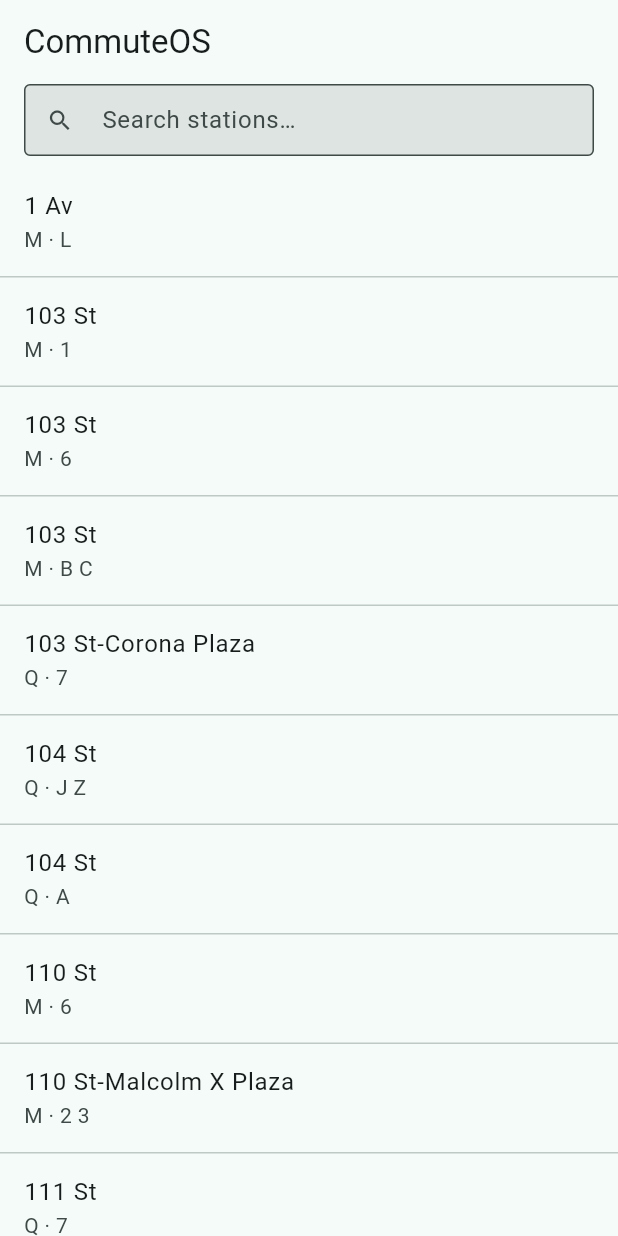
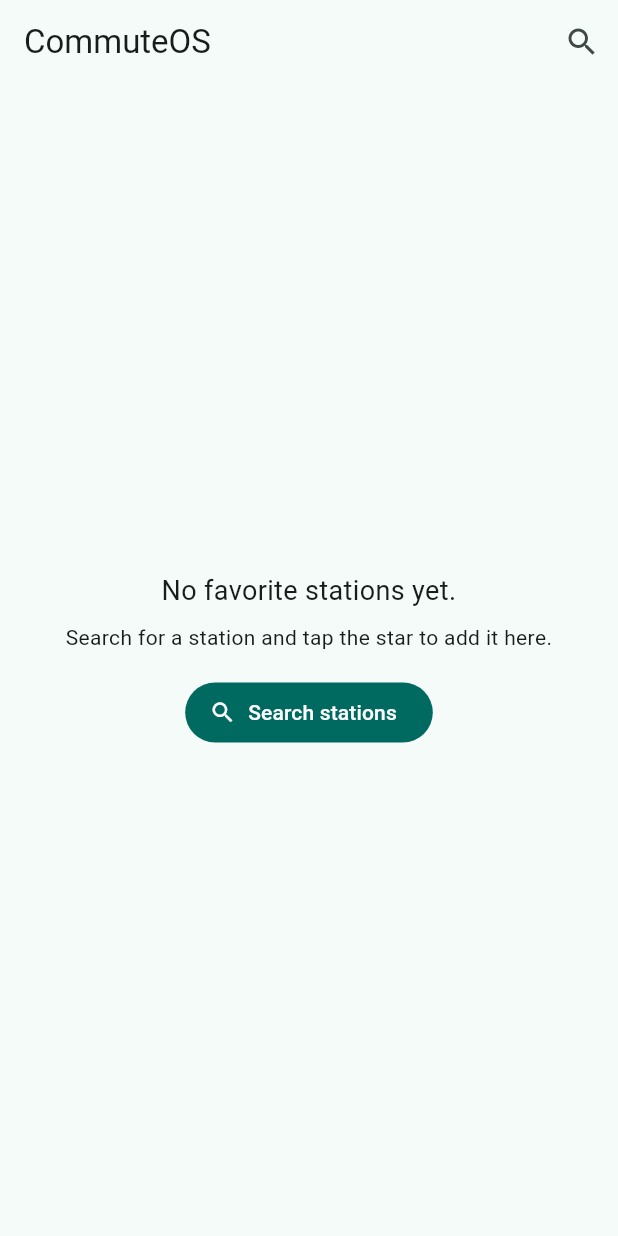
Before and after one commit to kshitijmodi/CommuteOS, a Flutter app: the screen it shows after launch, on a phone screen of 412 x 824 dp. Run offline on Flutter 3.47's test engine with Material 3 defaults, Android fonts, the phone set to English and light mode, and no system bars; our stand-ins replace csv, shared_preferences; missing offline and left inert: gtfs_realtime_bindings.

Commit message:
Add favorite stations, now the app's home screen
Favorites are whole-station (not per-direction), persisted locally via
shared_preferences since Phase 1 has no backend/account. The app now
opens to the favorites list with an empty state prompting a first
search; the full searchable station list is one tap away via the app
bar. A shared StationListTile widget backs both screens so favoriting
behaves identically wherever it's tapped.

Co-Authored-By: Claude Sonnet 5 <noreply@anthropic.com>

```diff
--- /dev/null
+++ b/lib/favorites/favorites_screen.dart
@@ -0,0 +1,131 @@
+import 'package:flutter/material.dart';
+
+import '../mta/mta_station.dart';
+import '../mta/mta_station_repository.dart';
+import '../mta/station_search_screen.dart';
+import 'favorites_repository.dart';
+import 'station_list_tile.dart';
+
+/// Home screen: the user's favorited stations, with a way to reach the full
+/// searchable station list to add more.
+class FavoritesScreen extends StatefulWidget {
+  const FavoritesScreen({super.key});
+
+  @override
+  State<FavoritesScreen> createState() => _FavoritesScreenState();
+}
+
+class _FavoritesScreenState extends State<FavoritesScreen> {
+  final _stationRepository = MtaStationRepository();
+  final _favoritesRepository = FavoritesRepository();
+  late Future<List<MtaStation>> _stationsFuture;
+  Set<String> _favoriteIds = {};
+
+  @override
+  void initState() {
+    super.initState();
+    _stationsFuture = _stationRepository.loadStations();
+    _loadFavorites();
+  }
+
+  Future<void> _loadFavorites() async {
+    final ids = await _favoritesRepository.loadFavoriteIds();
+    if (mounted) setState(() => _favoriteIds = ids);
+  }
+
+  Future<void> _removeFavorite(MtaStation station) async {
+    setState(() => _favoriteIds.remove(station.gtfsStopId));
+    await _favoritesRepository.setFavorite(station.gtfsStopId, false);
+  }
+
+  Future<void> _openSearch() async {
+    await Navigator.of(context).push(
+      MaterialPageRoute(builder: (_) => const StationSearchScreen()),
+    );
+    // Favorites may have changed while the search screen was open.
+    await _loadFavorites();
+  }
+
+  @override
+  Widget build(BuildContext context) {
+    return Scaffold(
+      appBar: AppBar(
+        title: const Text('CommuteOS'),
+        actions: [
+          IconButton(
+            icon: const Icon(Icons.search),
+            tooltip: 'Search all stations',
+            onPressed: _openSearch,
+          ),
+        ],
+      ),
+      body: FutureBuilder<List<MtaStation>>(
+        future: _stationsFuture,
+        builder: (context, snapshot) {
+          if (snapshot.connectionState == ConnectionState.waiting) {
+            return const Center(child: CircularProgressIndicator());
+          }
+          if (snapshot.hasError) {
+            return Center(
+              child: Padding(
+                padding: const EdgeInsets.all(24),
+                child: Text('Failed to load stations:\n${snapshot.error}'),
+              ),
+            );
+          }
+
+          final stations = snapshot.data ?? const <MtaStation>[];
+          final favorites =
+              stations
+                  .where((s) => _favoriteIds.contains(s.gtfsStopId))
+                  .toList()
+                ..sort((a, b) => a.name.compareTo(b.name));
+
+          if (favorites.isEmpty) {
+            return Center(
+              child: Padding(
+                padding: const EdgeInsets.all(24),
+                child: Column(
+                  mainAxisSize: MainAxisSize.min,
+                  children: [
+                    const Text(
+                      'No favorite stations yet.',
+                      style: TextStyle(fontSize: 18),
+                      textAlign: TextAlign.center,
+                    ),
+                    const SizedBox(height: 8),
+                    const Text(
+                      'Search for a station and tap the star to add it here.',
+                      textAlign: TextAlign.center,
+                    ),
+                    const SizedBox(height: 16),
+                    FilledButton.icon(
+                      onPressed: _openSearch,
+                      icon: const Icon(Icons.search),
+                      label: const Text('Search stations'),
+                    ),
+                  ],
+                ),
+              ),
+            );
+          }
+
+          return ListView.separated(
+            itemCount: favorites.length,
+            separatorBuilder: (_, _) => const Divider(height: 1),
+            itemBuilder: (context, index) {
+              final station = favorites[index];
+              return StationListTile(
+                station: station,
+                isFavorite: true,
+                onFavoriteToggle: (isFav) {
+                  if (!isFav) _removeFavorite(station);
+                },
+              );
+            },
+          );
+        },
+      ),
+    );
+  }
+}
--- /dev/null
+++ b/lib/favorites/station_list_tile.dart
@@ -0,0 +1,39 @@
+import 'package:flutter/material.dart';
+
+import '../mta/arrivals_screen.dart';
+import '../mta/mta_station.dart';
+
+/// A station row with a favorite-toggle star, used by both the search
+/// screen and the favorites screen so favoriting behaves identically
+/// wherever it's tapped.
+class StationListTile extends StatelessWidget {
+  const StationListTile({
+    super.key,
+    required this.station,
+    required this.isFavorite,
+    required this.onFavoriteToggle,
+  });
+
+  final MtaStation station;
+  final bool isFavorite;
+  final ValueChanged<bool> onFavoriteToggle;
+
+  @override
+  Widget build(BuildContext context) {
+    return ListTile(
+      title: Text(station.name),
+      subtitle: Text('${station.borough} · ${station.routes.join(" ")}'),
+      trailing: IconButton(
+        icon: Icon(isFavorite ? Icons.star : Icons.star_border),
+        color: isFavorite ? Colors.amber[700] : null,
+        tooltip: isFavorite ? 'Remove from favorites' : 'Add to favorites',
+        onPressed: () => onFavoriteToggle(!isFavorite),
+      ),
+      onTap: () {
+        Navigator.of(context).push(
+          MaterialPageRoute(builder: (_) => ArrivalsScreen(station: station)),
+        );
+      },
+    );
+  }
+}
--- a/lib/main.dart
+++ b/lib/main.dart
@@ -1,6 +1,6 @@
 import 'package:flutter/material.dart';
 
-import 'mta/station_search_screen.dart';
+import 'favorites/favorites_screen.dart';
 
 void main() {
   runApp(const CommuteOSApp());
@@ -14,7 +14,7 @@ class CommuteOSApp extends StatelessWidget {
     return MaterialApp(
       title: 'CommuteOS',
       theme: ThemeData(colorScheme: ColorScheme.fromSeed(seedColor: Colors.teal)),
-      home: const StationSearchScreen(),
+      home: const FavoritesScreen(),
     );
   }
 }
--- a/lib/mta/station_search_screen.dart
+++ b/lib/mta/station_search_screen.dart
@@ -1,11 +1,12 @@
 import 'package:flutter/material.dart';
 
-import 'arrivals_screen.dart';
+import '../favorites/favorites_repository.dart';
+import '../favorites/station_list_tile.dart';
 import 'mta_station.dart';
 import 'mta_station_repository.dart';
 
-/// Home screen: search/browse every NYC subway station, tap one for its
-/// live arrivals.
+/// Full searchable list of every NYC subway station, reachable from the
+/// favorites screen. Each row can also be favorited/unfavorited from here.
 class StationSearchScreen extends StatefulWidget {
   const StationSearchScreen({super.key});
 
@@ -14,15 +15,34 @@ class StationSearchScreen extends StatefulWidget {
 }
 
 class _StationSearchScreenState extends State<StationSearchScreen> {
-  final _repository = MtaStationRepository();
+  final _stationRepository = MtaStationRepository();
+  final _favoritesRepository = FavoritesRepository();
   final _searchController = TextEditingController();
   late Future<List<MtaStation>> _stationsFuture;
+  Set<String> _favoriteIds = {};
   String _query = '';
 
   @override
   void initState() {
     super.initState();
-    _stationsFuture = _repository.loadStations();
+    _stationsFuture = _stationRepository.loadStations();
+    _loadFavorites();
+  }
+
+  Future<void> _loadFavorites() async {
+    final ids = await _favoritesRepository.loadFavoriteIds();
+    if (mounted) setState(() => _favoriteIds = ids);
+  }
+
+  Future<void> _toggleFavorite(MtaStation station, bool isFavorite) async {
+    setState(() {
+      if (isFavorite) {
+        _favoriteIds.add(station.gtfsStopId);
+      } else {
+        _favoriteIds.remove(station.gtfsStopId);
+      }
+    });
+    await _favoritesRepository.setFavorite(station.gtfsStopId, isFavorite);
   }
 
   @override
@@ -35,7 +55,7 @@ class _StationSearchScreenState extends State<StationSearchScreen> {
   Widget build(BuildContext context) {
     return Scaffold(
       appBar: AppBar(
-        title: const Text('CommuteOS'),
+        title: const Text('All Stations'),
         bottom: PreferredSize(
           preferredSize: const Size.fromHeight(56),
           child: Padding(
@@ -86,16 +106,10 @@ class _StationSearchScreenState extends State<StationSearchScreen> {
             separatorBuilder: (_, _) => const Divider(height: 1),
             itemBuilder: (context, index) {
               final station = filtered[index];
-              return ListTile(
-                title: Text(station.name),
-                subtitle: Text('${station.borough} · ${station.routes.join(" ")}'),
-                onTap: () {
-                  Navigator.of(context).push(
-                    MaterialPageRoute(
-                      builder: (_) => ArrivalsScreen(station: station),
-                    ),
-                  );
-                },
+              return StationListTile(
+                station: station,
+                isFavorite: _favoriteIds.contains(station.gtfsStopId),
+                onFavoriteToggle: (isFav) => _toggleFavorite(station, isFav),
               );
             },
           );
--- a/pubspec.yaml
+++ b/pubspec.yaml
@@ -41,6 +41,9 @@ dependencies:
 
   # Parsing the bundled MTA static station list (assets/data/mta_stations.csv)
   csv: ^6.0.0
+
+  # Local on-device persistence for favorite stations (Phase 1: no backend)
+  shared_preferences: ^2.5.3
 
 dev_dependencies:
   flutter_test:
```
Also changed, not shown: lib/favorites/favorites_repository.dart (added, +28 -0 lines), pubspec.lock, 4 other files.
